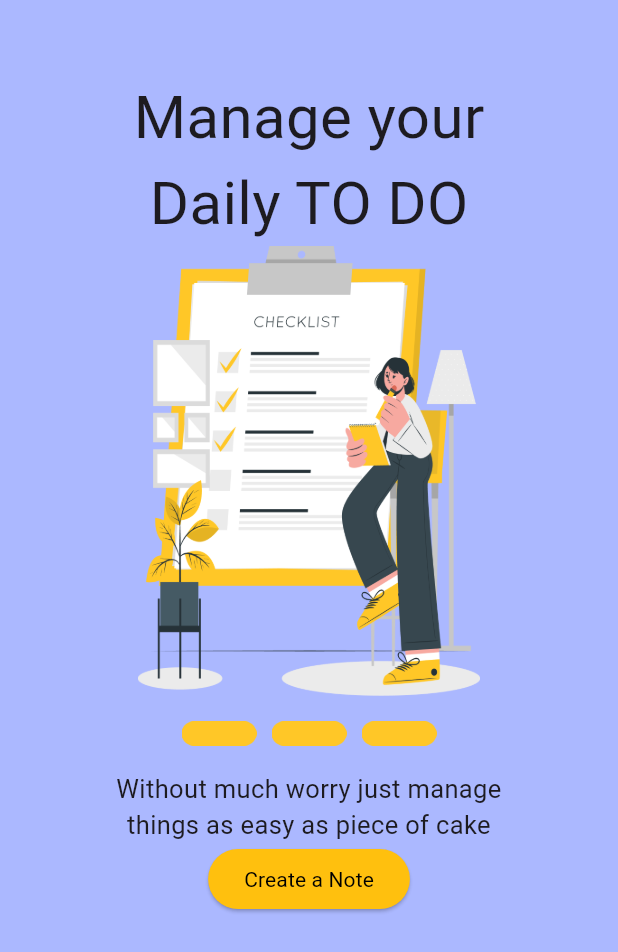
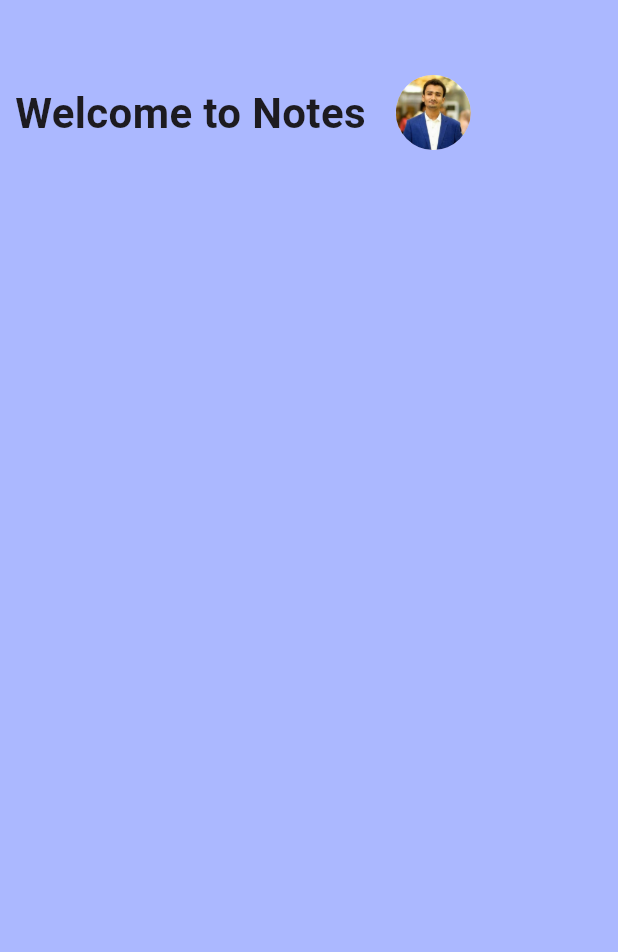
Before and after one commit to SoftwareDeveloper-flutter/note_app_3, a Flutter app: the screen it shows after launch, after a tap on "Create a Note", on a phone screen of 412 x 824 dp. Shown: the top 952 px of the screen. Run offline on Flutter 3.47's test engine with Material 3 defaults, Android fonts, the phone set to English and light mode, and no system bars.

Commit message:
home screeen start work text and circleavatar

```diff
--- a/lib/main.dart
+++ b/lib/main.dart
@@ -1,4 +1,6 @@
 import "package:flutter/material.dart";
+import "package:note_app_3/screens/home_screen.dart";
+import 'package:note_app_3/utils/app_constant.dart';
 void main(){
   runApp(const MyApp());
 }
@@ -21,7 +23,7 @@ class SplashScreen extends StatelessWidget{
 Widget build(BuildContext context){
   return  Scaffold(
 
-         backgroundColor:const Color(0xB88A9DFF),
+         backgroundColor:AppConstant.appBackgroundColor,
          body:Container(
 
            padding: const EdgeInsets.only(top: 50),
@@ -54,7 +56,7 @@ Widget build(BuildContext context){
                       backgroundColor: const Color(0xFFFFC00E)
                        ),
                         onPressed:(){
-
+                  Navigator.push(context,MaterialPageRoute(builder:(context)=>const HomeScreen()));
                         },
                    child:const Text("Create a Note",style:TextStyle(color:Colors.black,  fontWeight: FontWeight.w400))
                      ),
--- /dev/null
+++ b/lib/screens/home_screen.dart
@@ -0,0 +1,30 @@
+import 'package:flutter/material.dart';
+import 'package:note_app_3/utils/app_constant.dart';
+class HomeScreen extends StatelessWidget{
+  const HomeScreen({super.key});
+  @override
+  Widget build(BuildContext context){
+    return Scaffold(
+      backgroundColor:AppConstant.appBackgroundColor,
+      body:Container(
+        padding: const EdgeInsets.only(top: 50),
+        child: const Row(
+
+           children:[
+             SizedBox(width: 10),
+             Text("Welcome to Notes",style:TextStyle(fontWeight: FontWeight.bold,fontSize:28)),
+              SizedBox(width: 20),
+             CircleAvatar(
+                backgroundImage:AssetImage('assets/images/pic3.jpg'),
+                radius:25.0
+
+            ),
+        ],
+        ),
+      ),
+
+
+
+    );
+  }
+}
--- /dev/null
+++ b/lib/utils/app_constant.dart
@@ -0,0 +1,6 @@
+import "package:flutter/material.dart";
+
+class AppConstant{
+  static String appName="Note App";
+  static Color appBackgroundColor=const Color(0xB88A9DFF);
+}
```
Also changed, not shown: assets/images/pic3.jpg (added).
